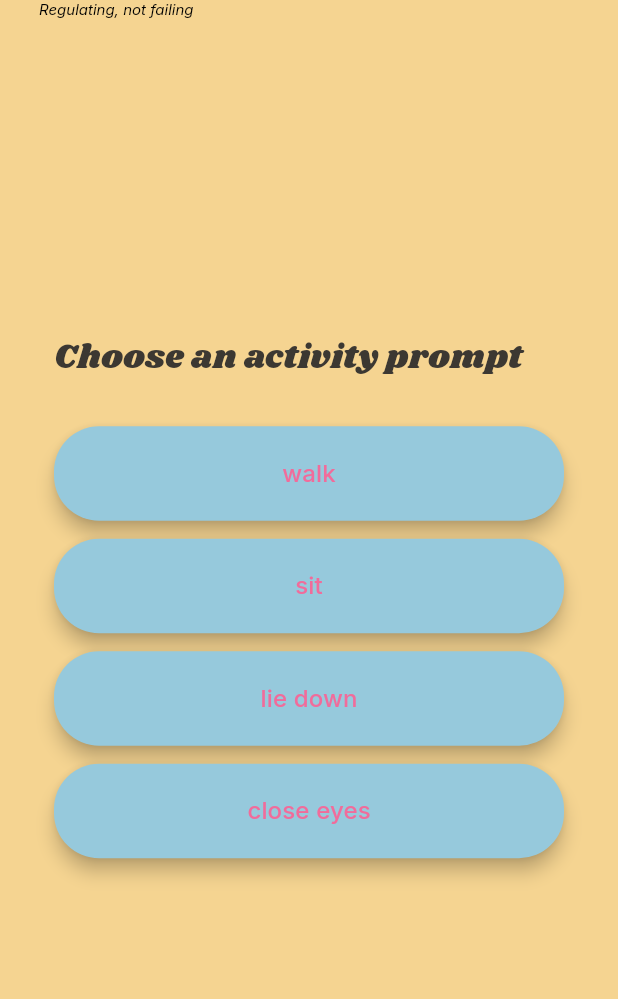
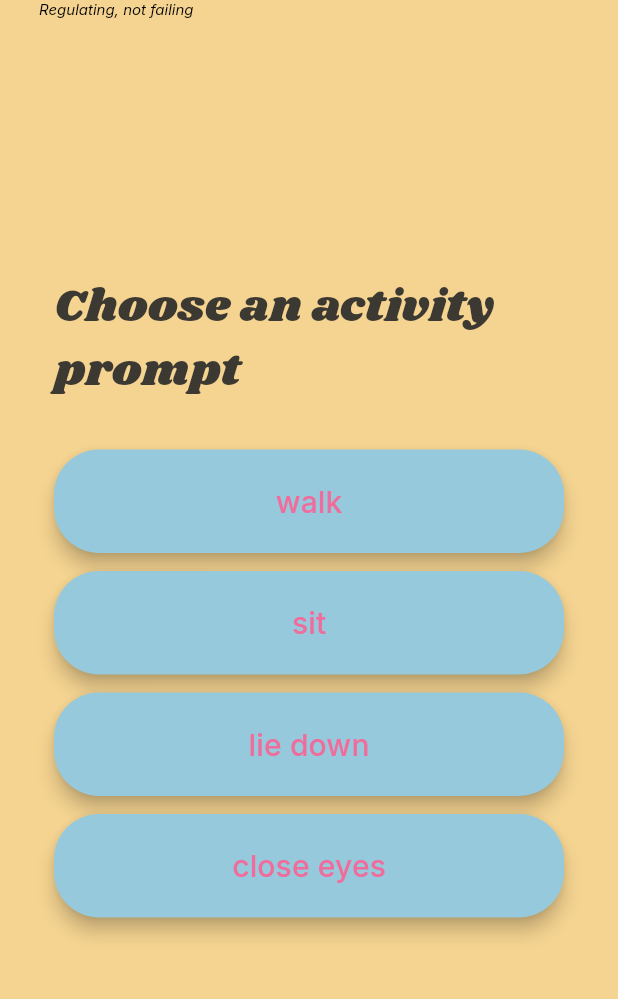
Before and after one commit to MariaJaworska777/Stimmes, a Flutter app: the screen it shows after launch, on a phone screen of 412 x 824 dp, the part 80-1079 px from its top. Run offline on Flutter 3.47's test engine with Material 3 defaults, Android fonts, the phone set to English and light mode, and no system bars.

Commit message:
adjusting font sizes

```diff
--- a/lib/quiz_screen.dart
+++ b/lib/quiz_screen.dart
@@ -118,7 +118,7 @@ class _QuizContentState extends State<QuizContent> {
             Text(
               currentQuestion.text,
               style: const TextStyle(
-                fontSize: 22.0,
+                fontSize: 30.0,
                 fontFamily: 'Czcionka',
                 // fontWeight: FontWeight.bold,
                 // color: Color(0xff61a0af),
@@ -143,7 +143,7 @@ class _QuizContentState extends State<QuizContent> {
                   child: Text(
                     currentQuestion.options[optionIndex],
                     style: const TextStyle(
-                      fontSize: 16.0,
+                      fontSize: 20.0,
                       fontFamily: 'Czcionka3'
                       ),
                   ),
```
